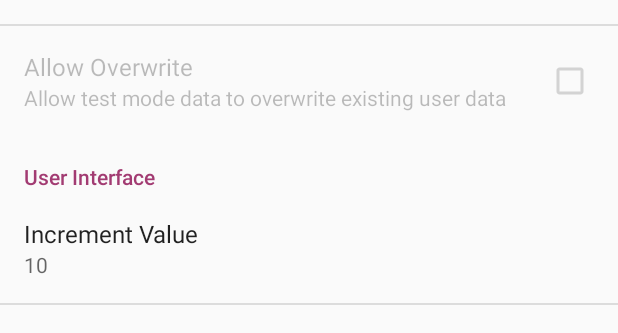
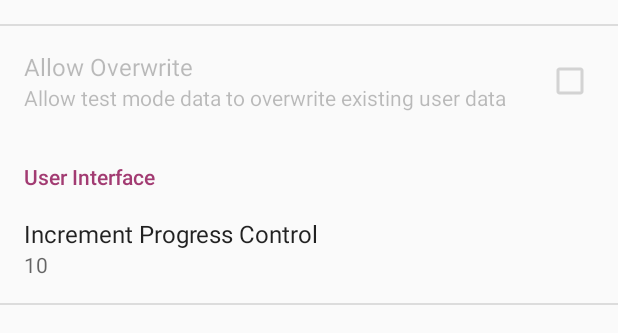
Before and after one commit to cjsheehan/fitness, an Android app: the screen it shows after launch (SettingsActivity), in the options menu, after a tap on "Settings", on a phone screen of 412 x 824 dp, the part 165-498 px from its top. Run offline under Robolectric (Android 15) with nearby library versions, the phone set to English and light mode, and no system bars.

Commit message:
Increment and Decrement buttons and behaviour implemented

```diff
--- a/app/src/main/java/com/cjsheehan/fitness/activity/MainActivity.java
+++ b/app/src/main/java/com/cjsheehan/fitness/activity/MainActivity.java
@@ -3,10 +3,9 @@ package com.cjsheehan.fitness.activity;
 import android.content.Intent;
 import android.preference.PreferenceManager;
 import android.content.SharedPreferences;
-import android.content.SharedPreferences.OnSharedPreferenceChangeListener;
+
 import java.util.prefs.Preferences;
 import android.os.Bundle;
-import android.preference.PreferenceManager;
 import android.support.design.widget.TabLayout;
 import android.support.v4.app.Fragment;
 import android.support.v4.app.FragmentManager;
@@ -18,14 +17,12 @@ import android.util.Log;
 import android.view.Menu;
 import android.view.MenuInflater;
 import android.view.MenuItem;
-import android.view.ViewConfiguration;
+import android.view.View;
 import android.view.animation.Animation;
-import android.widget.Button;
+import android.view.animation.AnimationUtils;
 import android.widget.EditText;
-import android.widget.ListView;
-import android.widget.ProgressBar;
+import android.widget.ImageView;
 import android.widget.TextView;
-import android.widget.Toast;
 
 import com.cjsheehan.fitness.R;
 import com.cjsheehan.fitness.activity.fragment.ActiveGoalProgressFragment;
@@ -33,9 +30,7 @@ import com.cjsheehan.fitness.activity.fragment.BaseFragment;
 import com.cjsheehan.fitness.activity.fragment.GoalsFragment;
 import com.cjsheehan.fitness.activity.fragment.HistoryFragment;
 import com.cjsheehan.fitness.activity.fragment.SettingsFragment;
-import com.cjsheehan.fitness.activity.SettingsActivity;
 
-import java.lang.reflect.Field;
 import java.text.SimpleDateFormat;
 import java.util.ArrayList;
 import java.util.Calendar;
@@ -47,13 +42,14 @@ public class MainActivity extends AppCompatActivity {
     private SharedPreferences _sharedPreferences;
     private Calendar _calendar;
     private EditText _editDateText;
+    private TextView _progressTextView;
     private Toolbar _toolbar;
     private static final int PAGE_LIMIT = 2;
     private SharedPreferences.OnSharedPreferenceChangeListener _settingsListener;
     private String _dateFormat = "dd MMMM yyyy";
     private SimpleDateFormat _sdf = new SimpleDateFormat(_dateFormat, Locale.ENGLISH);
+    private final static int DAY_IN_MS = 86400000;
     private Animation _simpleAnim;
-    private final static int DAY_IN_MS = 86400000;
     //private ProgressListAdapter _adapter;
     //private List<Progress> _progress;
 
@@ -72,9 +68,12 @@ public class MainActivity extends AppCompatActivity {
         //updateProgressView();
     }
 
+    enum ProgressChangeDirection { INCREMENT, DECREMENT };
+
     private void init() {
         initUI();
         setupViewPager(_viewPager);
+        setupSharedPreferences();
     }
 
     //public void onOpenGoals()
@@ -88,15 +87,33 @@ public class MainActivity extends AppCompatActivity {
     //}
 
     private void initUI() {
-        _sharedPreferences = PreferenceManager.getDefaultSharedPreferences(this);
-        _settingsListener = new settingsChangedListener();
-        _sharedPreferences.registerOnSharedPreferenceChangeListener(_settingsListener);
+
+        //_progressTextView = (TextView) findViewById(R.id.active_goal_current_progress);
+        //_progressTextView.setText(String.valueOf("10"));
+        ////initDateText();
+        //_simpleAnim = AnimationUtils.loadAnimation(this, R.animator.simple_animation);
+        //
+        //ImageView imageViewPlus = (ImageView) findViewById(R.id.step_counter_incr);
+        //imageViewPlus.setOnClickListener(new View.OnClickListener() {
+        //    @Override
+        //    public void onClick(View view) {
+        //        view.startAnimation(_simpleAnim);
+        //        updateProgress(ProgressChangeDirection.INCREMENT);
+        //    }
+        //});
+
         //_toolbar = (Toolbar) findViewById(R.id.my_toolbar);
         _calendar = Calendar.getInstance();
         //_editDateText = (EditText) findViewById(R.id.editDateText);
         //setSupportActionBar(_toolbar);
         //initDateText();
         //_simpleAnim = AnimationUtils.loadAnimation(this, R.animator.simple_animation);
+    }
+
+    private void setupSharedPreferences() {
+        _sharedPreferences = PreferenceManager.getDefaultSharedPreferences(this);
+        _settingsListener = new settingsChangedListener();
+        _sharedPreferences.registerOnSharedPreferenceChangeListener(_settingsListener);
     }
 
     //private void initDateText() {
--- a/app/src/main/java/com/cjsheehan/fitness/activity/fragment/ActiveGoalProgressFragment.java
+++ b/app/src/main/java/com/cjsheehan/fitness/activity/fragment/ActiveGoalProgressFragment.java
@@ -1,12 +1,18 @@
 package com.cjsheehan.fitness.activity.fragment;
 
 import android.content.Context;
+import android.content.SharedPreferences;
 import android.os.Bundle;
+import android.preference.PreferenceManager;
 import android.util.Log;
 import android.view.LayoutInflater;
 import android.view.View;
 import android.view.ViewGroup;
+import android.view.animation.Animation;
+import android.view.animation.AnimationUtils;
+import android.widget.ImageView;
 import android.widget.RelativeLayout;
+import android.widget.TextView;
 
 import com.cjsheehan.fitness.R;
 import com.cjsheehan.fitness.model.Goal;
@@ -15,6 +21,11 @@ public class ActiveGoalProgressFragment extends BaseFragment {
     private static final String TAG = "ActiveGoalProgressFragment";
     private Context context;
     private RelativeLayout content;
+    private TextView _progressTextView;
+    private Animation _simpleAnim;
+    private SharedPreferences _sharedPreferences;
+
+    enum ProgressChangeDirection { INCREMENT, DECREMENT };
 
     @Override
     public View onCreateView(LayoutInflater inflater, ViewGroup container, Bundle savedInstanceState) {
@@ -26,6 +37,13 @@ public class ActiveGoalProgressFragment extends BaseFragment {
     @Override
     protected void init(View view) {
         context = view.getContext();
+        _sharedPreferences = PreferenceManager.getDefaultSharedPreferences(context);
+        _progressTextView = (TextView) view.findViewById(R.id.active_goal_current_progress);
+        _progressTextView.setText(String.valueOf("10"));
+        _simpleAnim = AnimationUtils.loadAnimation(context, R.animator.simple_animation);
+        setupIncrButton(view);
+        setupDecrButton(view);
+        //initDateText();
         //goalRepository = new GoalRepository(view.getContext());
         //addGoalView = (AddGoalView) view.findViewById(R.id.add_goal_view);
         //
@@ -50,6 +68,48 @@ public class ActiveGoalProgressFragment extends BaseFragment {
         //registerReceivers();
     }
 
+    private void setupIncrButton(View view) {
+        ImageView imageViewIncr = (ImageView) view.findViewById(R.id.step_counter_incr);
+        imageViewIncr.setOnClickListener(new View.OnClickListener() {
+            @Override
+            public void onClick(View view) {
+                view.startAnimation(_simpleAnim);
+                updateProgress(ProgressChangeDirection.INCREMENT);
+            }
+        });
+    }
+
+    private void setupDecrButton(View view) {
+        ImageView imageViewDecr = (ImageView) view.findViewById(R.id.step_counter_decr);
+        imageViewDecr.setOnClickListener(new View.OnClickListener() {
+            @Override
+            public void onClick(View view) {
+                view.startAnimation(_simpleAnim);
+                updateProgress(ProgressChangeDirection.DECREMENT);
+            }
+        });
+    }
+
+    public void updateProgress(ProgressChangeDirection direction) {
+        String current = _progressTextView.getText().toString();
+        Integer progress = Integer.parseInt(current);
+        String incrementStr = _sharedPreferences.getString(getString(R.string.progress_increment_amount), "10");
+        Integer incrementBy = Integer.parseInt(incrementStr);
+        switch (direction) {
+            case DECREMENT:
+                progress -= incrementBy;
+                break;
+            case INCREMENT:
+                progress += incrementBy;
+                break;
+        }
+
+        if(progress <= 0)
+            progress = 0;
+        int currentSteps = 0;
+        _progressTextView.setText(String.valueOf(progress));
+    }
+
     //@Override
     //protected void addGoalActionReceived(Goal goal) {
     //    Log.d(TAG, "Entered : addGoalActionReceived(Goal goal)");
@@ -69,4 +129,6 @@ public class ActiveGoalProgressFragment extends BaseFragment {
     public void updateGoal(Goal goal) {
 
     }
+
+
 }
--- a/app/src/main/java/com/cjsheehan/fitness/activity/fragment/GoalsFragment.java
+++ b/app/src/main/java/com/cjsheehan/fitness/activity/fragment/GoalsFragment.java
@@ -137,5 +137,4 @@ public class GoalsFragment extends BaseFragment {
     //    _goalListAdapter.setGroups(new ArrayList<Goal>());
     //}
 
-
 }
--- /dev/null
+++ b/app/src/main/res/animator/simple_animation.xml
@@ -0,0 +1,17 @@
+<?xml version="1.0" encoding="utf-8"?>
+<set xmlns:android="http://schemas.android.com/apk/res/android">
+    <alpha
+        android:duration="300"
+        android:fromAlpha="1.0"
+        android:toAlpha="0.5">
+    </alpha>
+    <scale
+        android:duration="50"
+        android:fromXScale="1"
+        android:fromYScale="1"
+        android:pivotX="50%"
+        android:pivotY="50%"
+        android:toXScale="0.9"
+        android:toYScale="0.9">
+    </scale>
+</set>
--- a/app/src/main/res/xml/user_settings.xml
+++ b/app/src/main/res/xml/user_settings.xml
@@ -24,8 +24,8 @@
         <EditTextPreference
             android:defaultValue="10"
             android:key="@string/progress_increment_amount"
-            android:title="Increment Value"
-            android:summary="Edit the amount that the plus/minus buttons change your goal progress"/>
+            android:title="Increment Progress Control"
+            android:summary="Set the amount that the plus/minus buttons change your goal progress"/>
 
     </PreferenceCategory>
 
```
Also changed, not shown: app/src/main/res/layout/fragment_active_goal_progress.xml (+4 -18 lines).
